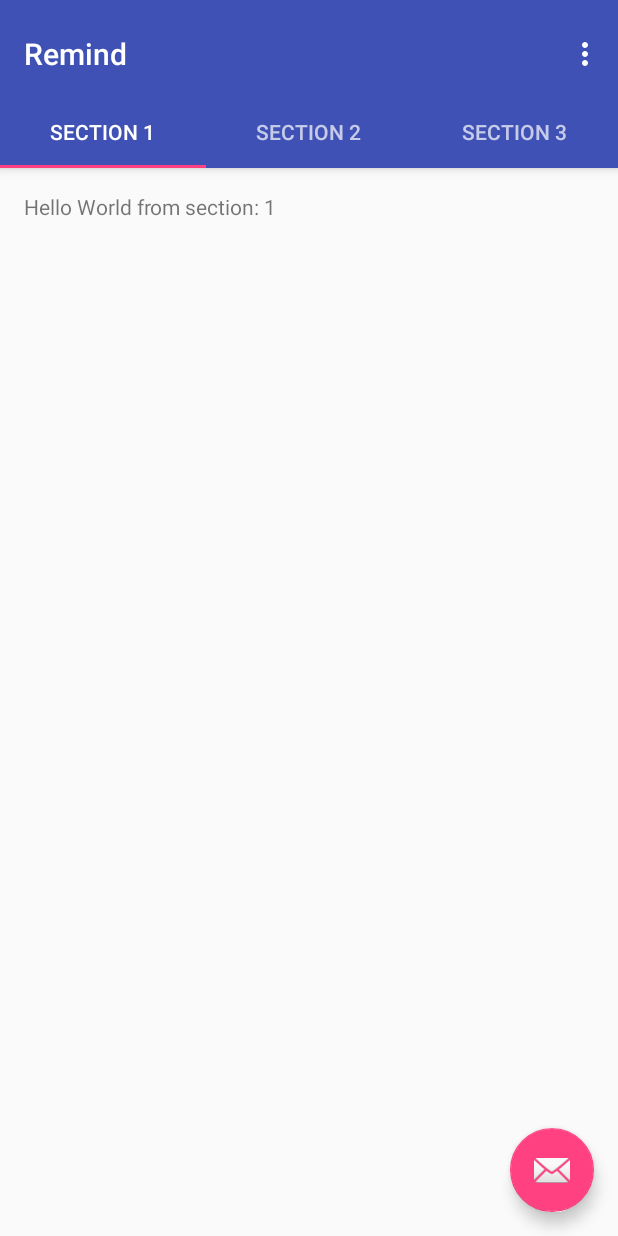
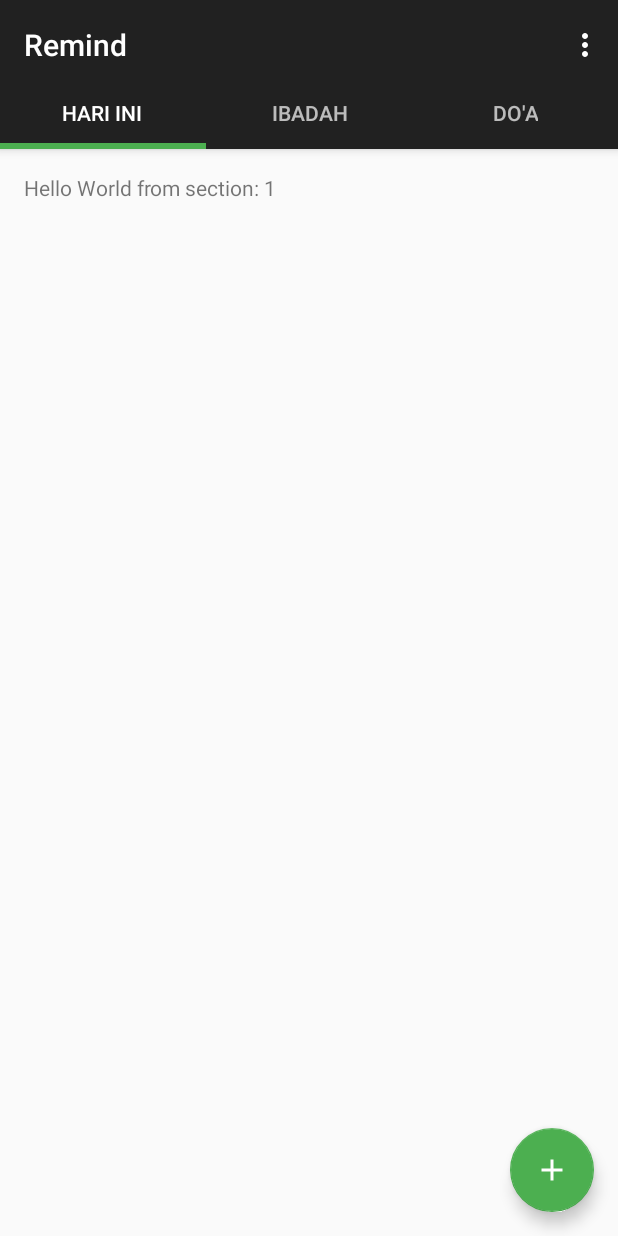
Before and after one commit to junivia/Remind, an Android app: the screen it shows after launch (MainActivity), on a phone screen of 412 x 824 dp. Run offline under Robolectric (Android 15) with nearby library versions, the phone set to English and light mode, and no system bars.

Commit message:
Tampilan awal v.1

```diff
--- a/app/src/main/java/xiirpl107172737/project/smktelkom_mlg/sch/id/remind/MainActivity.java
+++ b/app/src/main/java/xiirpl107172737/project/smktelkom_mlg/sch/id/remind/MainActivity.java
@@ -148,11 +148,11 @@ public class MainActivity extends AppCompatActivity {
         public CharSequence getPageTitle(int position) {
             switch (position) {
                 case 0:
-                    return "SECTION 1";
+                    return "HARI INI";
                 case 1:
-                    return "SECTION 2";
+                    return "IBADAH";
                 case 2:
-                    return "SECTION 3";
+                    return "DO'A";
             }
             return null;
         }
--- /dev/null
+++ b/app/src/main/res/drawable/ic_add_black_24dp.xml
@@ -0,0 +1,9 @@
+<vector xmlns:android="http://schemas.android.com/apk/res/android"
+    android:width="30dp"
+    android:height="30dp"
+    android:viewportHeight="24.0"
+    android:viewportWidth="24.0">
+    <path
+        android:fillColor="#FFF"
+        android:pathData="M19,13h-6v6h-2v-6H5v-2h6V5h2v6h6v2z" />
+</vector>
--- a/app/src/main/res/layout/activity_main.xml
+++ b/app/src/main/res/layout/activity_main.xml
@@ -18,7 +18,7 @@
         <android.support.v7.widget.Toolbar
             android:id="@+id/toolbar"
             android:layout_width="match_parent"
-            android:layout_height="?attr/actionBarSize"
+            android:layout_height="43dp"
             android:background="?attr/colorPrimary"
             app:layout_scrollFlags="scroll|enterAlways"
             app:popupTheme="@style/AppTheme.PopupOverlay">
@@ -28,7 +28,8 @@
         <android.support.design.widget.TabLayout
             android:id="@+id/tabs"
             android:layout_width="match_parent"
-            android:layout_height="wrap_content" />
+            android:layout_height="wrap_content"
+            app:tabIndicatorHeight="4dp" />
 
     </android.support.design.widget.AppBarLayout>
 
@@ -44,6 +45,6 @@
         android:layout_height="wrap_content"
         android:layout_gravity="end|bottom"
         android:layout_margin="@dimen/fab_margin"
-        app:srcCompat="@android:drawable/ic_dialog_email" />
+        app:srcCompat="@drawable/ic_add_black_24dp" />
 
 </android.support.design.widget.CoordinatorLayout>
--- a/app/src/main/res/values/colors.xml
+++ b/app/src/main/res/values/colors.xml
@@ -1,6 +1,6 @@
 <?xml version="1.0" encoding="utf-8"?>
 <resources>
-    <color name="colorPrimary">#3F51B5</color>
-    <color name="colorPrimaryDark">#303F9F</color>
-    <color name="colorAccent">#FF4081</color>
+    <color name="colorPrimary">#212121</color>
+    <color name="colorPrimaryDark">#000</color>
+    <color name="colorAccent">#4CAF50</color>
 </resources>
```
